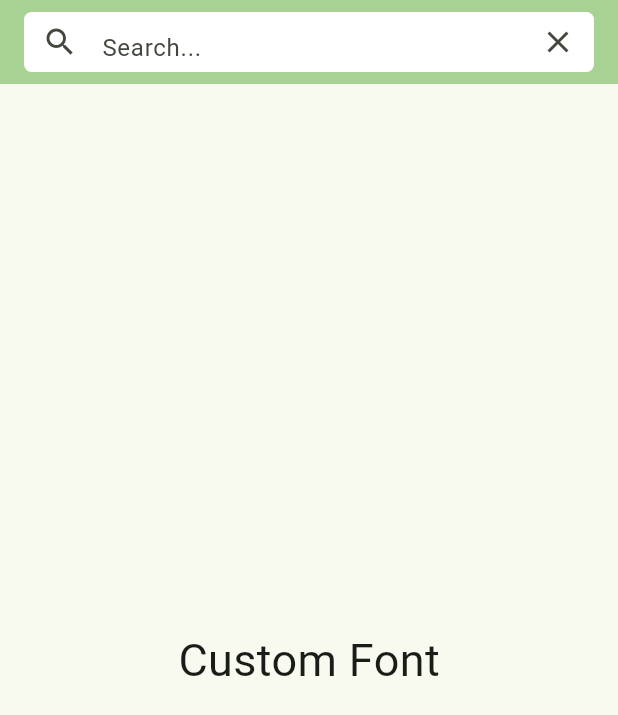
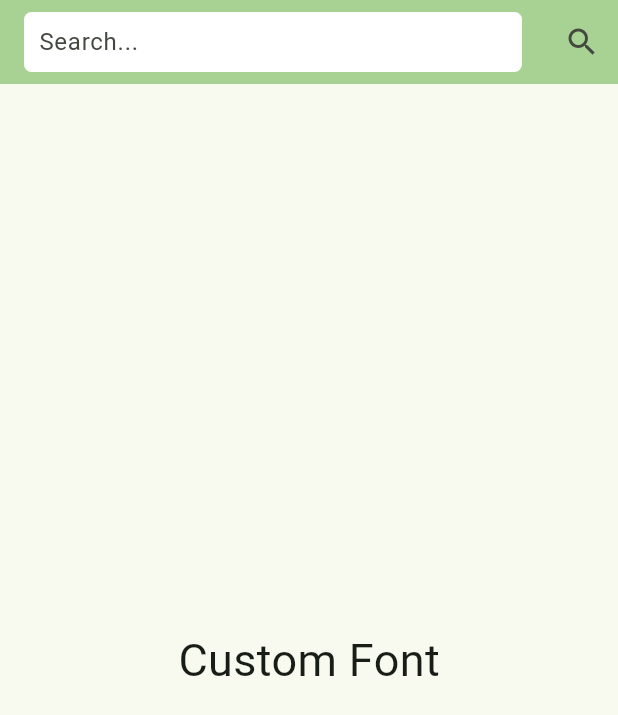
Before and after one commit to jonrysimbolon/ud_simbolon, a Flutter app: the screen it shows after launch, on a phone screen of 412 x 824 dp. Shown: the top 715 px of the screen. Run offline on Flutter 3.47's test engine with Material 2 defaults, Android fonts, the phone set to English and light mode, and no system bars.

Commit message:
Header component setup

```diff
--- a/lib/header_component.dart
+++ b/lib/header_component.dart
@@ -1,48 +1,72 @@
 import 'package:flutter/material.dart';
+import 'package:ud_simbolon/utils.dart';
 
-class HeaderComponent extends StatelessWidget {
+class HeaderComponent extends StatefulWidget {
   const HeaderComponent({super.key});
 
   @override
+  State<HeaderComponent> createState() => _HeaderComponentState();
+}
+
+class _HeaderComponentState extends State<HeaderComponent> {
+  final TextEditingController _controller = TextEditingController();
+
+  bool _isNotEmpty = false;
+
+  @override
+  void initState() {
+    super.initState();
+
+    // Add a listener to the controller to check for text changes
+    _controller.addListener(() {
+      setState(() {
+        _isNotEmpty = _controller.text.isNotEmpty;
+      });
+    });
+  }
+
+  @override
+  void dispose() {
+    _controller.dispose();
+    super.dispose();
+  }
+
+  @override
   Widget build(BuildContext context) {
-    String _searchText = '';
-
     return Container(
+      width: double.infinity,
+      height: 40,
       decoration: BoxDecoration(
-        color: Colors.teal,
-        border: Border.all(color: Colors.white),
-      ),
-      child: Padding(
-        padding: const EdgeInsets.all(16.0),
-        child: Row(
-          children: [
-            Expanded(
-              child: TextField(
-                decoration: const InputDecoration(
-                  hintText: 'mau cari apa ?',
-                ),
-                onChanged: (String value) {
-                  _searchText = value;
-                },
-              ),
-            ),
-            const SizedBox(height: 20),
-            ElevatedButton(
-              onPressed: () {
-                showDialog(
-                  context: context,
-                  builder: (context) {
-                    return AlertDialog(
-                      content: Text('Hello, $_searchText'),
-                    );
-                  },
-                );
-              },
-              child: const Text('Submit'),
-            ),
-          ],
+          color: Colors.white, borderRadius: BorderRadius.circular(5)),
+      child: Center(
+          child: Padding(
+        padding: const EdgeInsets.only(left: 0, top: 0),
+        child: TextField(
+          controller: _controller,
+          decoration: InputDecoration(
+            suffixIcon: _isNotEmpty
+                ? IconButton(
+                    icon: const Icon(Icons.clear),
+                    onPressed: () {
+                      _controller.clear();
+                    },
+                  )
+                : null,
+            hintText: 'Search...',
+            contentPadding: const EdgeInsets.only(left: 10.0, bottom: 8.0),
+            border: InputBorder.none,
+          ),
+          onSubmitted: (String value) {
+            prosesSearch();
+          },
         ),
-      ),
+      )),
     );
   }
+
+  void prosesSearch() {
+    if (_controller.text.isNotEmpty) {
+      showCustomSnackBar(context, _controller.text);
+    }
+  }
 }
--- a/lib/main.dart
+++ b/lib/main.dart
@@ -1,4 +1,5 @@
 import 'package:flutter/material.dart';
+import 'package:ud_simbolon/header_component.dart';
 //import 'package:ud_simbolon/header_component.dart';
 import 'package:ud_simbolon/utils.dart';
 
@@ -30,36 +31,19 @@ class MyHomePage extends StatefulWidget {
 }
 
 class _MyHomePageState extends State<MyHomePage> {
-  String _searchText = '';
-
   @override
   Widget build(BuildContext context) {
     return Scaffold(
       appBar: AppBar(
-          backgroundColor: Theme.of(context).colorScheme.inversePrimary,
-          title: Container(
-            width: double.infinity,
-            height: 40,
-            decoration: BoxDecoration(
-                color: Colors.white, borderRadius: BorderRadius.circular(5)),
-            child: Center(
-              child: TextField(
-                decoration: InputDecoration(
-                    prefixIcon: const Icon(Icons.search),
-                    suffixIcon: IconButton(
-                      icon: const Icon(Icons.clear),
-                      onPressed: () {
-                        /* Clear the search field */
-                      },
-                    ),
-                    hintText: 'Search...',
-                    border: InputBorder.none),
-                onChanged: (String value) {
-                  _searchText = value;
-                },
-              ),
-            ),
-          )),
+        backgroundColor: Theme.of(context).colorScheme.inversePrimary,
+        title: const HeaderComponent(),
+        actions: [
+          IconButton(
+            icon: const Icon(Icons.search),
+            onPressed: () {},
+          )
+        ],
+      ),
       body: const Center(
           child: Text(
         'Custom Font',
```
